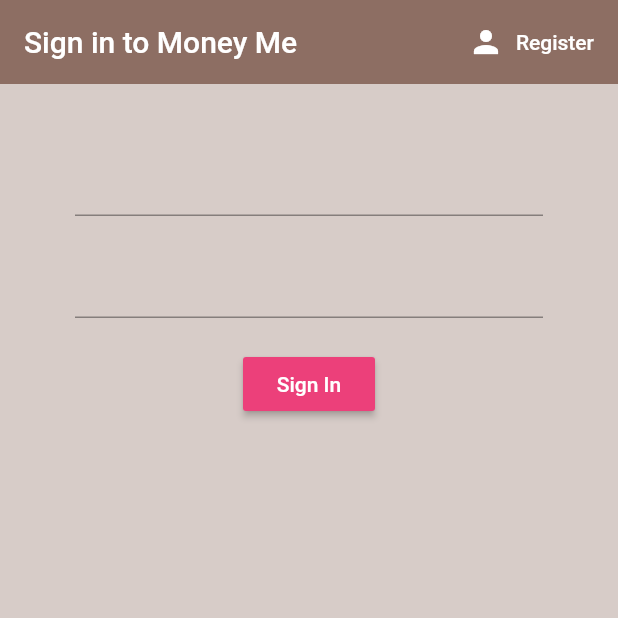
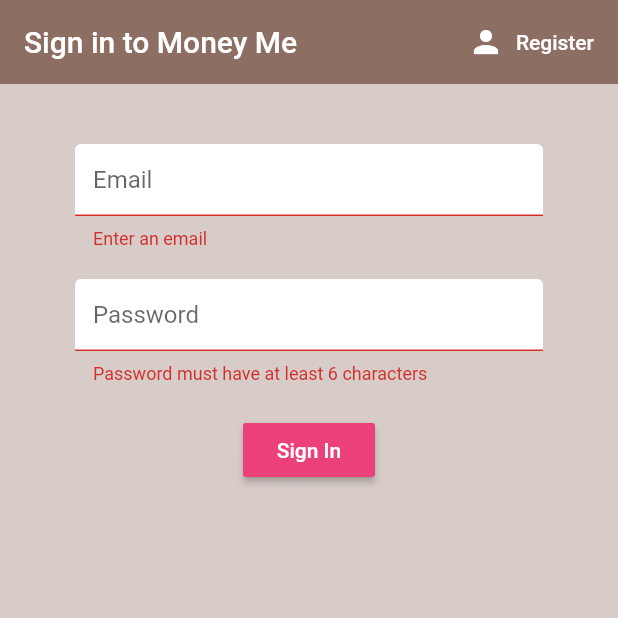
Before and after one commit to DevTiago/money_me, a Flutter app: the screen it shows after launch, after a tap on "Sign In", on a phone screen of 412 x 824 dp, the top half of it. Run offline on Flutter 3.47's test engine with Material 2 defaults, Android fonts, the phone set to English and light mode, and no system bars; our stand-ins replace firebase_auth, firebase_core, flutter_spinkit; accounts and stored records are empty.

Commit message:
Authentication Sign In and Sign Up for Firebase

```diff
--- /dev/null
+++ b/lib/constants.dart
@@ -0,0 +1,12 @@
+import 'package:flutter/material.dart';
+
+const textInputDecoration = InputDecoration(
+    fillColor: Colors.white,
+    filled: true,
+    enabledBorder: OutlineInputBorder(
+        borderSide: BorderSide(color: Colors.white, width: 2.0)
+    ),
+    focusedBorder: OutlineInputBorder(
+        borderSide: BorderSide(color: Colors.white, width: 2.0)
+    )
+);
--- a/lib/screens/authenticate/register.dart
+++ b/lib/screens/authenticate/register.dart
@@ -1,9 +1,12 @@
 import 'package:flutter/material.dart';
 import 'package:money_me/services/auth.dart';
+import 'package:money_me/constants.dart';
+
+import '../loading.dart';
 
 class Register extends StatefulWidget {
+  final Function toggleView;
 
-  final Function toggleView;
   const Register({this.toggleView});
 
   @override
@@ -11,18 +14,17 @@ class Register extends StatefulWidget {
 }
 
 class _RegisterState extends State<Register> {
-
   final AuthService _auth = AuthService();
   final _formKey = GlobalKey<FormState>();
 
   String email = '';
   String password = '';
   String error = '';
-
+  bool loading = false;
 
   @override
   Widget build(BuildContext context) {
-    return Scaffold(
+    return loading ? Loading() : Scaffold(
       backgroundColor: Colors.brown[100],
       appBar: AppBar(
         backgroundColor: Colors.brown[400],
@@ -31,7 +33,10 @@ class _RegisterState extends State<Register> {
         actions: <Widget>[
           FlatButton.icon(
             icon: Icon(Icons.person, color: Colors.white),
-            label: Text('Sign in', style: TextStyle(color: Colors.white),),
+            label: Text(
+              'Sign in',
+              style: TextStyle(color: Colors.white),
+            ),
             onPressed: () {
               widget.toggleView();
             },
@@ -46,6 +51,7 @@ class _RegisterState extends State<Register> {
             children: <Widget>[
               SizedBox(height: 20.0),
               TextFormField(
+                decoration: textInputDecoration.copyWith(hintText: 'Email'),
                 validator: (val) => val.isEmpty ? 'Enter an email' : null,
                 onChanged: (val) {
                   setState(() => email = val);
@@ -53,7 +59,10 @@ class _RegisterState extends State<Register> {
               ),
               SizedBox(height: 20.0),
               TextFormField(
-                validator: (val) => val.length < 6 ? 'Password must have at least 6 characters' : null,
+                decoration: textInputDecoration.copyWith(hintText: 'Password'),
+                validator: (val) => val.length < 6
+                    ? 'Password must have at least 6 characters'
+                    : null,
                 obscureText: true,
                 onChanged: (val) {
                   setState(() => password = val);
@@ -64,16 +73,25 @@ class _RegisterState extends State<Register> {
                   color: Colors.pink[400],
                   child: Text('Sign up', style: TextStyle(color: Colors.white)),
                   onPressed: () async {
-                   if (_formKey.currentState.validate()) {
-                     dynamic result = await _auth.registerWithEmailAndPassword(email, password);
-                     if (result == null) {
-                       setState(() => error = 'Please supply valid email');
-                     }
-                   }
-                  }
-              ),
+                    if (_formKey.currentState.validate()) {
+                      setState(() {
+                        loading = true;
+                      });
+                      dynamic result = await _auth.registerWithEmailAndPassword(
+                          email, password);
+                      if (result == null) {
+                        setState(() {
+                        error = 'Please supply valid email';
+                        loading = false;
+                        });
+                      }
+                    }
+                  }),
               SizedBox(height: 12.0),
-              Text(error, style: TextStyle(color: Colors.red, fontSize: 14.0),)
+              Text(
+                error,
+                style: TextStyle(color: Colors.red, fontSize: 14.0),
+              )
             ],
           ),
         ),
--- a/lib/screens/authenticate/sign_in.dart
+++ b/lib/screens/authenticate/sign_in.dart
@@ -1,9 +1,12 @@
 import 'package:flutter/material.dart';
 import 'package:money_me/services/auth.dart';
+import 'package:money_me/constants.dart';
+
+import '../loading.dart';
 
 class SignIn extends StatefulWidget {
+  final Function toggleView;
 
-  final Function toggleView;
   const SignIn({this.toggleView});
 
   @override
@@ -11,16 +14,18 @@ class SignIn extends StatefulWidget {
 }
 
 class _SignInState extends State<SignIn> {
-
   final AuthService _auth = AuthService();
+  final _formKey = GlobalKey<FormState>();
 
   // text field state
   String email = '';
   String password = '';
+  String error = '';
+  bool loading = false;
 
   @override
   Widget build(BuildContext context) {
-    return Scaffold(
+    return loading ? Loading() : Scaffold(
       backgroundColor: Colors.brown[100],
       appBar: AppBar(
         backgroundColor: Colors.brown[400],
@@ -29,7 +34,10 @@ class _SignInState extends State<SignIn> {
         actions: <Widget>[
           FlatButton.icon(
             icon: Icon(Icons.person, color: Colors.white),
-            label: Text('Register', style: TextStyle(color: Colors.white),),
+            label: Text(
+              'Register',
+              style: TextStyle(color: Colors.white),
+            ),
             onPressed: () {
               widget.toggleView();
             },
@@ -39,16 +47,23 @@ class _SignInState extends State<SignIn> {
       body: Container(
         padding: EdgeInsets.symmetric(horizontal: 50.0, vertical: 20.0),
         child: Form(
+          key: _formKey,
           child: Column(
             children: <Widget>[
               SizedBox(height: 20.0),
               TextFormField(
+                decoration: textInputDecoration.copyWith(hintText: 'Email'),
+                validator: (val) => val.isEmpty ? 'Enter an email' : null,
                 onChanged: (val) {
                   setState(() => email = val);
                 },
               ),
               SizedBox(height: 20.0),
               TextFormField(
+                decoration: textInputDecoration.copyWith(hintText: 'Password'),
+                validator: (val) => val.length < 6
+                    ? 'Password must have at least 6 characters'
+                    : null,
                 obscureText: true,
                 onChanged: (val) {
                   setState(() => password = val);
@@ -59,10 +74,23 @@ class _SignInState extends State<SignIn> {
                   color: Colors.pink[400],
                   child: Text('Sign In', style: TextStyle(color: Colors.white)),
                   onPressed: () async {
-                  print(email);
-                  print(password);
+                    if (_formKey.currentState.validate()) {
+                      setState(() => loading = true);
+                      dynamic result = await _auth.signInWithEmailAndPassword(
+                          email, password);
+                      if (result == null) {
+                        setState(() {
+                          error = 'Error! Please try again later';
+                          loading = false;
+                        });
                       }
-              ),
+                    }
+                  }),
+              SizedBox(height: 12.0),
+              Text(
+                error,
+                style: TextStyle(color: Colors.red, fontSize: 14.0),
+              )
             ],
           ),
         ),
--- a/lib/services/auth.dart
+++ b/lib/services/auth.dart
@@ -31,6 +31,16 @@ class AuthService {
     }
 
   // sign in with email and password
+  Future signInWithEmailAndPassword(String email, String password) async {
+    try {
+      UserCredential result = await _auth.signInWithEmailAndPassword(email: email, password: password);
+      User user = result.user;
+      return _userFromFirebaseUser(user);
+    } catch(e) {
+      print(e.toString());
+      return null;
+    }
+  }
 
   // register with email and password
   Future registerWithEmailAndPassword(String email, String password) async {
@@ -43,8 +53,6 @@ class AuthService {
         print(e.toString());
         return null;
     }
-
-
   }
 
 
--- a/pubspec.yaml
+++ b/pubspec.yaml
@@ -30,6 +30,7 @@ dependencies:
   firebase_auth: ^0.20.0+1
   cloud_firestore: ^0.16.0
   provider: ^4.3.3
+  flutter_spinkit: ^4.1.2
 
 
 dev_dependencies:
```
Also changed, not shown: lib/screens/loading.dart (added, +18 -0 lines), pubspec.lock. Lines whose indentation alone changed are shown as unchanged.
